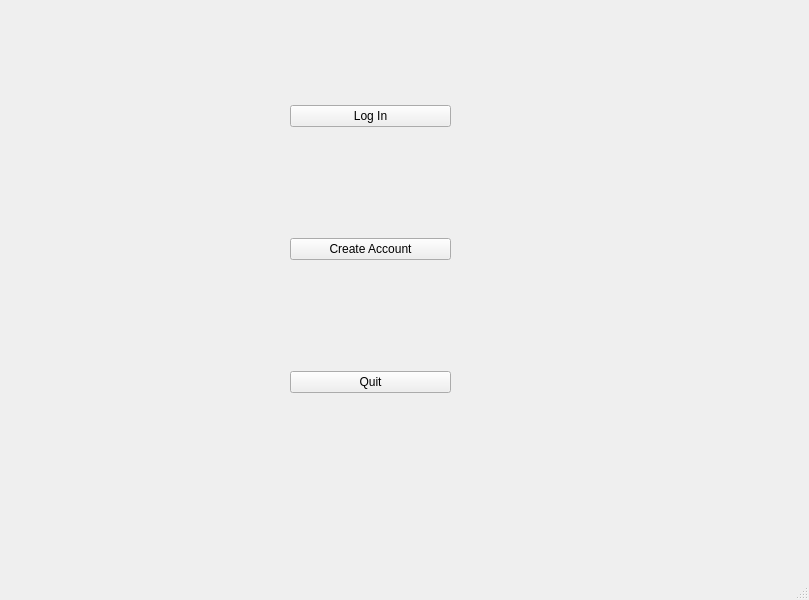
Above: GUI.ui from assadyousuf/Book-Store before the change. Below: the same form after it.
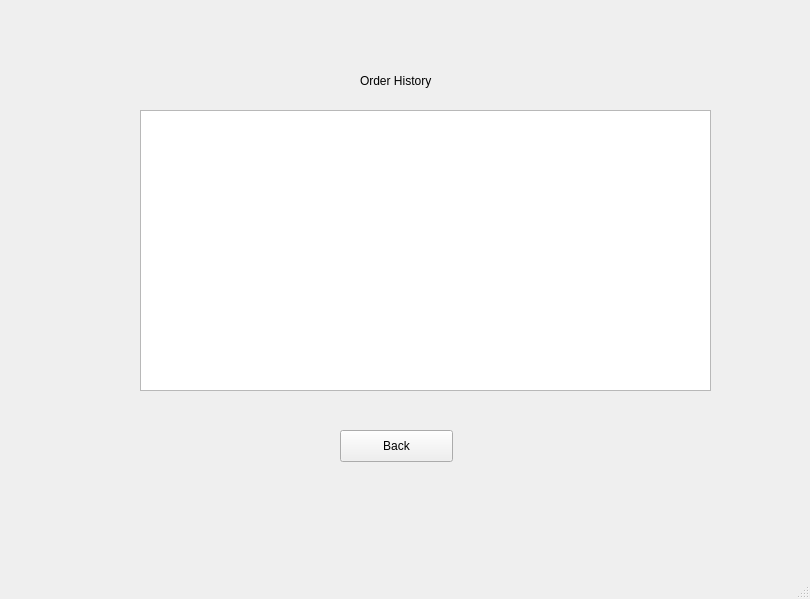
That is the form after the change. The open tabs and pages were chosen to show the change.

Patch:
```diff
--- a/GUI.ui
+++ b/GUI.ui
@@ -6,8 +6,8 @@
    <rect>
     <x>0</x>
     <y>0</y>
-    <width>809</width>
-    <height>600</height>
+    <width>810</width>
+    <height>599</height>
    </rect>
   </property>
   <property name="windowTitle">
@@ -540,6 +540,53 @@
       </property>
      </widget>
     </widget>
+    <widget class="QWidget" name="orderHistoryPage">
+     <widget class="QLabel" name="label_3">
+      <property name="geometry">
+       <rect>
+        <x>350</x>
+        <y>70</y>
+        <width>171</width>
+        <height>41</height>
+       </rect>
+      </property>
+      <property name="text">
+       <string>Order History</string>
+      </property>
+     </widget>
+     <widget class="QPushButton" name="backOrderHistoryButton">
+      <property name="geometry">
+       <rect>
+        <x>330</x>
+        <y>440</y>
+        <width>113</width>
+        <height>32</height>
+       </rect>
+      </property>
+      <property name="text">
+       <string>Back</string>
+      </property>
+     </widget>
+     <widget class="QTableWidget" name="orderTable">
+      <property name="geometry">
+       <rect>
+        <x>130</x>
+        <y>120</y>
+        <width>571</width>
+        <height>281</height>
+       </rect>
+      </property>
+      <property name="sizeAdjustPolicy">
+       <enum>QAbstractScrollArea::AdjustToContents</enum>
+      </property>
+      <attribute name="horizontalHeaderVisible">
+       <bool>false</bool>
+      </attribute>
+      <attribute name="verticalHeaderVisible">
+       <bool>false</bool>
+      </attribute>
+     </widget>
+    </widget>
    </widget>
   </widget>
   <widget class="QMenuBar" name="menubar">
```
Left out of the diff: 44 changed lines with no effect on the pictures.
